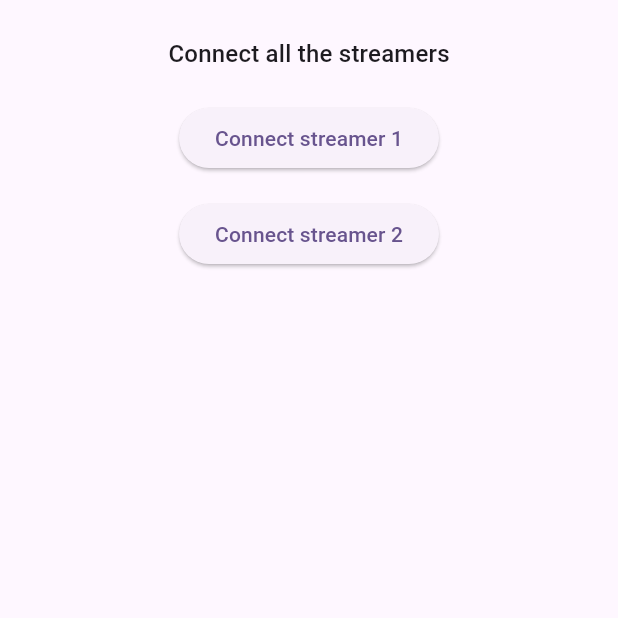
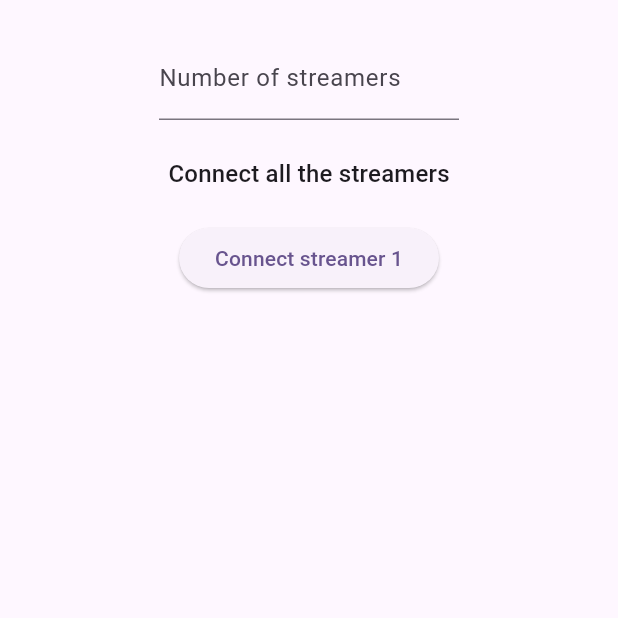
Before and after one commit to pariterre/multistreamer_pomodoro, a Flutter app: the screen it shows after launch, on a phone screen of 412 x 824 dp, the top half of it. Run offline on Flutter 3.47's test engine with Material 2 defaults, Android fonts, the phone set to English and light mode, and no system bars; missing offline and left inert: twitch_manager.

Commit message:
Made the number of streamer dynamics and only compute time for active streamers

```diff
--- a/lib/config.dart
+++ b/lib/config.dart
@@ -1,6 +1,4 @@
 import 'package:twitch_manager/twitch_manager.dart';
-
-const nbStreamers = 2;
 
 const twitchAppName = 'MultiStreamer Pomodoro Counter';
 const twitchAppId = 'wuxnu9zxzhgu3noztxtgdsulk4c950';
--- a/lib/screens/connect_streamers_page.dart
+++ b/lib/screens/connect_streamers_page.dart
@@ -1,5 +1,5 @@
 import 'package:flutter/material.dart';
-import 'package:multistreamer_pomodoro/config.dart';
+import 'package:flutter/services.dart';
 import 'package:multistreamer_pomodoro/models/twitch_interface.dart';
 import 'package:multistreamer_pomodoro/screens/show_participants_page.dart';
 import 'package:twitch_manager/twitch_manager.dart';
@@ -14,6 +14,9 @@ class ConnectedStreamersPage extends StatefulWidget {
 }
 
 class _ConnectedStreamersPageState extends State<ConnectedStreamersPage> {
+  int _nbStreamers = 1;
+  bool _canChangeNbStreamers = true;
+
   void _connectStreamer({required String streamerId}) async {
     final manager = await showDialog<TwitchManager>(
       context: context,
@@ -26,12 +29,13 @@ class _ConnectedStreamersPageState extends State<ConnectedStreamersPage> {
       )),
     );
     if (!mounted || manager == null) return;
+    _canChangeNbStreamers = false;
 
     await TwitchInterface.instance
         .addStreamer(streamerId: streamerId, manager: manager);
     if (!mounted) return;
 
-    if (TwitchInterface.instance.connectedStreamerIds.length == nbStreamers) {
+    if (TwitchInterface.instance.connectedStreamerIds.length == _nbStreamers) {
       Navigator.of(context).pushReplacementNamed(ShowParticipantsPage.route);
     }
     setState(() {});
@@ -40,17 +44,35 @@ class _ConnectedStreamersPageState extends State<ConnectedStreamersPage> {
   @override
   Widget build(BuildContext context) {
     return Scaffold(
-      body: Center(
+      body: SingleChildScrollView(
+        child: Center(
           child: Column(
             crossAxisAlignment: CrossAxisAlignment.center,
             children: [
               const SizedBox(height: 24),
+              SizedBox(
+                width: 200,
+                child: TextField(
+                  enabled: _canChangeNbStreamers,
+                  onChanged: (value) {
+                    _nbStreamers = int.parse(value.isEmpty ? '0' : value);
+                    setState(() {});
+                  },
+                  decoration:
+                      const InputDecoration(labelText: 'Number of streamers'),
+                  inputFormatters: [
+                    FilteringTextInputFormatter.digitsOnly,
+                  ],
+                ),
+              ),
+              const SizedBox(height: 24),
               Text('Connect all the streamers',
                   style: Theme.of(context).textTheme.titleMedium),
               const SizedBox(height: 12),
-            for (int i = 0; i < nbStreamers; i++)
+              for (int i = 0; i < _nbStreamers; i++)
                 _buildStreamerButton(streamerIndex: i),
             ],
+          ),
         ),
       ),
     );
```
Also changed, not shown: lib/screens/show_participants_page.dart (+12 -4 lines), pubspec.lock, 1 other file. Lines whose indentation alone changed are shown as unchanged.
